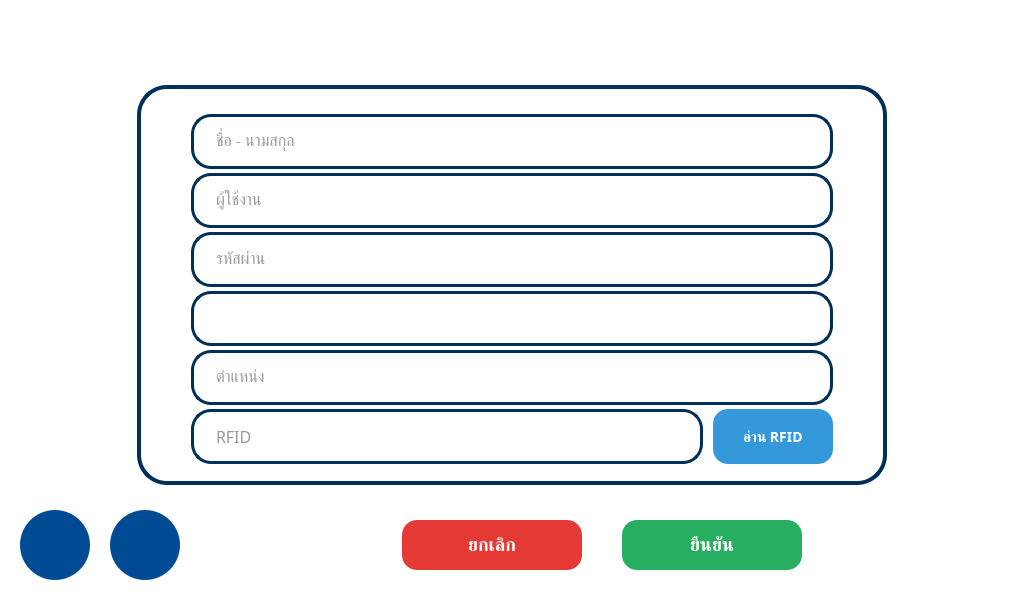
The window that ui/screens/user_create.ui (admin-adasoft/A9) describes before a commit, drawn with Qt 5.
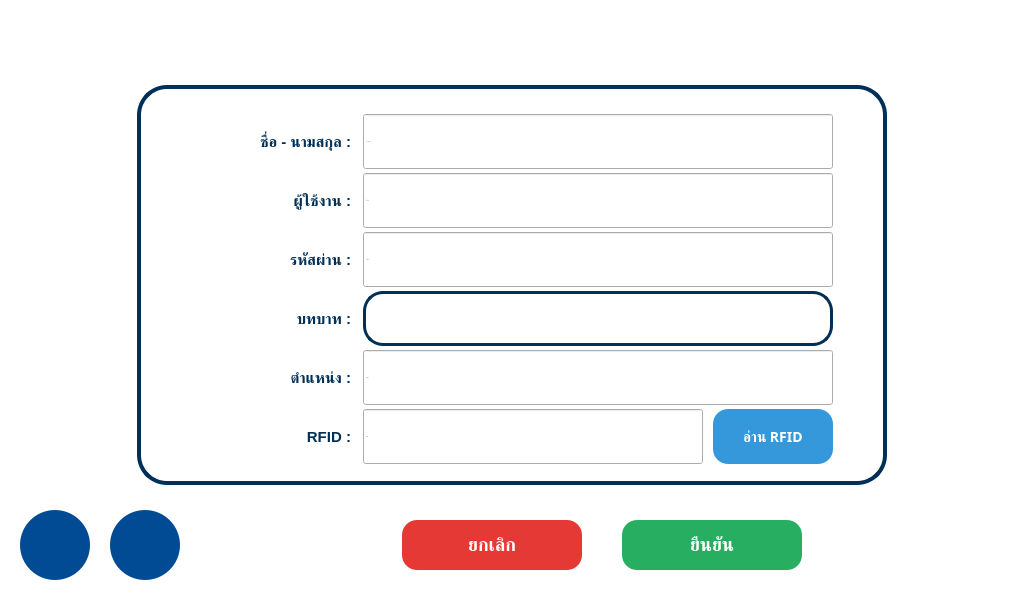
The same window after the commit. Icons and pictures are not drawn. Custom widgets are drawn as their Qt base class.

What changed in the file:
```diff
--- a/ui/screens/user_create.ui
+++ b/ui/screens/user_create.ui
@@ -30,6 +30,19 @@
   <property name="styleSheet">
    <string notr="true">
         #ofrm_central { background-color: #ffffff; }
+        /* Input fields */
+        QLineEdit.formInput {
+            background-color: #ffffff;
+            border: 3px solid #003057;
+            border-radius: 20px;
+            padding: 8px 20px;
+            font-family: &quot;Poppins&quot;, &quot;Noto Sans Thai&quot;;
+            font-size: 16px;
+            color: #333333;
+        }
+        QLineEdit.formInput:focus {
+            border: 3px solid #0099cc;
+        }
    </string>
   </property>
   <widget class="QWidget" name="ofrm_central">
@@ -125,6 +138,33 @@
           <number>25</number>
          </property>
          <item>
+          <layout class="QHBoxLayout" name="layout_row_fullname">
+           <item>
+            <widget class="QLabel" name="olbl_fullname">
+             <property name="minimumSize">
+              <size>
+               <width>160</width>
+               <height>55</height>
+              </size>
+             </property>
+             <property name="maximumSize">
+              <size>
+               <width>160</width>
+               <height>55</height>
+              </size>
+             </property>
+             <property name="styleSheet">
+              <string notr="true">color: #003057; font-family: 'Poppins', 'Noto Sans Thai'; font-size: 15px; font-weight: bold;</string>
+             </property>
+             <property name="text">
+              <string>ชื่อ - นามสกุล :</string>
+             </property>
+             <property name="alignment">
+              <set>Qt::AlignRight|Qt::AlignVCenter</set>
+             </property>
+            </widget>
+           </item>
+           <item>
           <widget class="QLineEdit" name="otxt_fullname">
            <property name="minimumSize">
             <size>
@@ -141,26 +181,44 @@
            <property name="font">
             <font>
              <family>Poppins</family>
-             <pointsize>14</pointsize>
-            </font>
-           </property>
-           <property name="styleSheet">
-            <string notr="true">QLineEdit {
-	background-color: #ffffff;
-	border: 3px solid #003057;
-	border-radius: 20px;
-	padding: 8px 20px;
-	font-family: 'Poppins', 'Noto Sans Thai';
-	font-size: 16px;
-	color: #333333;
-}
-QLineEdit:focus {
-	border: 3px solid #0099cc;
-}</string>
-           </property>
+               <pointsize>-1</pointsize>
+              </font>
+             </property>
            <property name="placeholderText">
             <string>ชื่อ - นามสกุล</string>
            </property>
+             <property name="class" stdset="0">
+              <string>formInput</string>
+             </property>
+            </widget>
+           </item>
+          </layout>
+         </item>
+         <item>
+          <layout class="QHBoxLayout" name="layout_row_username">
+           <item>
+            <widget class="QLabel" name="olbl_username">
+             <property name="minimumSize">
+              <size>
+               <width>160</width>
+               <height>55</height>
+              </size>
+             </property>
+             <property name="maximumSize">
+              <size>
+               <width>160</width>
+               <height>55</height>
+              </size>
+             </property>
+             <property name="styleSheet">
+              <string notr="true">color: #003057; font-family: 'Poppins', 'Noto Sans Thai'; font-size: 15px; font-weight: bold;</string>
+             </property>
+             <property name="text">
+              <string>ผู้ใช้งาน :</string>
+             </property>
+             <property name="alignment">
+              <set>Qt::AlignRight|Qt::AlignVCenter</set>
+             </property>
           </widget>
          </item>
          <item>
@@ -180,26 +238,44 @@
            <property name="font">
             <font>
              <family>Poppins</family>
-             <pointsize>14</pointsize>
-            </font>
-           </property>
-           <property name="styleSheet">
-            <string notr="true">QLineEdit {
-	background-color: #ffffff;
-	border: 3px solid #003057;
-	border-radius: 20px;
-	padding: 8px 20px;
-	font-family: 'Poppins', 'Noto Sans Thai';
-	font-size: 16px;
-	color: #333333;
-}
-QLineEdit:focus {
-	border: 3px solid #0099cc;
-}</string>
-           </property>
+               <pointsize>-1</pointsize>
+              </font>
+             </property>
            <property name="placeholderText">
             <string>ผู้ใช้งาน</string>
            </property>
+             <property name="class" stdset="0">
+              <string>formInput</string>
+             </property>
+            </widget>
+           </item>
+          </layout>
+         </item>
+         <item>
+          <layout class="QHBoxLayout" name="layout_row_password">
+           <item>
+            <widget class="QLabel" name="olbl_password">
+             <property name="minimumSize">
+              <size>
+               <width>160</width>
+               <height>55</height>
+              </size>
+             </property>
+             <property name="maximumSize">
+              <size>
+               <width>160</width>
+               <height>55</height>
+              </size>
+             </property>
+             <property name="styleSheet">
+              <string notr="true">color: #003057; font-family: 'Poppins', 'Noto Sans Thai'; font-size: 15px; font-weight: bold;</string>
+             </property>
+             <property name="text">
+              <string>รหัสผ่าน :</string>
+             </property>
+             <property name="alignment">
+              <set>Qt::AlignRight|Qt::AlignVCenter</set>
+             </property>
           </widget>
          </item>
          <item>
@@ -219,29 +295,47 @@
            <property name="font">
             <font>
              <family>Poppins</family>
-             <pointsize>14</pointsize>
-            </font>
-           </property>
-           <property name="styleSheet">
-            <string notr="true">QLineEdit {
-	background-color: #ffffff;
-	border: 3px solid #003057;
-	border-radius: 20px;
-	padding: 8px 20px;
-	font-family: 'Poppins', 'Noto Sans Thai';
-	font-size: 16px;
-	color: #333333;
-}
-QLineEdit:focus {
-	border: 3px solid #0099cc;
-}</string>
-           </property>
+               <pointsize>-1</pointsize>
+              </font>
+             </property>
            <property name="echoMode">
             <enum>QLineEdit::Password</enum>
            </property>
            <property name="placeholderText">
             <string>รหัสผ่าน</string>
            </property>
+             <property name="class" stdset="0">
+              <string>formInput</string>
+             </property>
+            </widget>
+           </item>
+          </layout>
+         </item>
+         <item>
+          <layout class="QHBoxLayout" name="layout_row_role">
+           <item>
+            <widget class="QLabel" name="olbl_role">
+             <property name="minimumSize">
+              <size>
+               <width>160</width>
+               <height>55</height>
+              </size>
+             </property>
+             <property name="maximumSize">
+              <size>
+               <width>160</width>
+               <height>55</height>
+              </size>
+             </property>
+             <property name="styleSheet">
+              <string notr="true">color: #003057; font-family: 'Poppins', 'Noto Sans Thai'; font-size: 15px; font-weight: bold;</string>
+             </property>
+             <property name="text">
+              <string>บทบาท :</string>
+             </property>
+             <property name="alignment">
+              <set>Qt::AlignRight|Qt::AlignVCenter</set>
+             </property>
           </widget>
          </item>
          <item>
@@ -261,7 +355,7 @@
            <property name="font">
             <font>
              <family>Poppins</family>
-             <pointsize>14</pointsize>
+               <pointsize>-1</pointsize>
             </font>
            </property>
            <property name="styleSheet">
@@ -324,6 +418,35 @@
            </property>
           </widget>
          </item>
+          </layout>
+         </item>
+         <item>
+          <layout class="QHBoxLayout" name="layout_row_position">
+           <item>
+            <widget class="QLabel" name="olbl_position">
+             <property name="minimumSize">
+              <size>
+               <width>160</width>
+               <height>55</height>
+              </size>
+             </property>
+             <property name="maximumSize">
+              <size>
+               <width>160</width>
+               <height>55</height>
+              </size>
+             </property>
+             <property name="styleSheet">
+              <string notr="true">color: #003057; font-family: 'Poppins', 'Noto Sans Thai'; font-size: 15px; font-weight: bold;</string>
+             </property>
+             <property name="text">
+              <string>ตำแหน่ง :</string>
+             </property>
+             <property name="alignment">
+              <set>Qt::AlignRight|Qt::AlignVCenter</set>
+             </property>
+            </widget>
+           </item>
          <item>
           <widget class="QLineEdit" name="otxt_position">
            <property name="minimumSize">
@@ -341,26 +464,44 @@
            <property name="font">
             <font>
              <family>Poppins</family>
-             <pointsize>14</pointsize>
-            </font>
-           </property>
-           <property name="styleSheet">
-            <string notr="true">QLineEdit {
-	background-color: #ffffff;
-	border: 3px solid #003057;
-	border-radius: 20px;
-	padding: 8px 20px;
-	font-family: 'Poppins', 'Noto Sans Thai';
-	font-size: 16px;
-	color: #333333;
-}
-QLineEdit:focus {
-	border: 3px solid #0099cc;
-}</string>
-           </property>
+               <pointsize>-1</pointsize>
+              </font>
+             </property>
            <property name="placeholderText">
             <string>ตำแหน่ง</string>
            </property>
+             <property name="class" stdset="0">
+              <string>formInput</string>
+             </property>
+            </widget>
+           </item>
+          </layout>
+         </item>
+         <item>
+          <layout class="QHBoxLayout" name="layout_row_rfid">
+           <item>
+            <widget class="QLabel" name="olbl_rfid">
+             <property name="minimumSize">
+              <size>
+               <width>160</width>
+               <height>55</height>
+              </size>
+             </property>
+             <property name="maximumSize">
+              <size>
+               <width>160</width>
+               <height>55</height>
+              </size>
+             </property>
+             <property name="styleSheet">
+              <string notr="true">color: #003057; font-family: 'Poppins', 'Noto Sans Thai'; font-size: 15px; font-weight: bold;</string>
+             </property>
+             <property name="text">
+              <string>RFID :</string>
+             </property>
+             <property name="alignment">
+              <set>Qt::AlignRight|Qt::AlignVCenter</set>
+             </property>
           </widget>
          </item>
          <item>
@@ -385,23 +526,9 @@
              <property name="font">
               <font>
                <family>Poppins</family>
-               <pointsize>14</pointsize>
-              </font>
-             </property>
-             <property name="styleSheet">
-              <string notr="true">QLineEdit {
-	background-color: #ffffff;
-	border: 3px solid #003057;
-	border-radius: 20px;
-	padding: 8px 20px;
-	font-family: 'Poppins', 'Noto Sans Thai';
-	font-size: 16px;
-	color: #333333;
-}
-QLineEdit:focus {
-	border: 3px solid #0099cc;
-}</string>
-             </property>
+                 <pointsize>-1</pointsize>
+                </font>
+               </property>
              <property name="placeholderText">
               <string>RFID</string>
              </property>
@@ -456,6 +583,8 @@
           </layout>
          </item>
         </layout>
+         </item>
+        </layout>
        </widget>
       </item>
       <item>
```
Left out of the diff: 56 changed lines with no effect on the pictures. Lines whose indentation alone changed are shown as unchanged.
